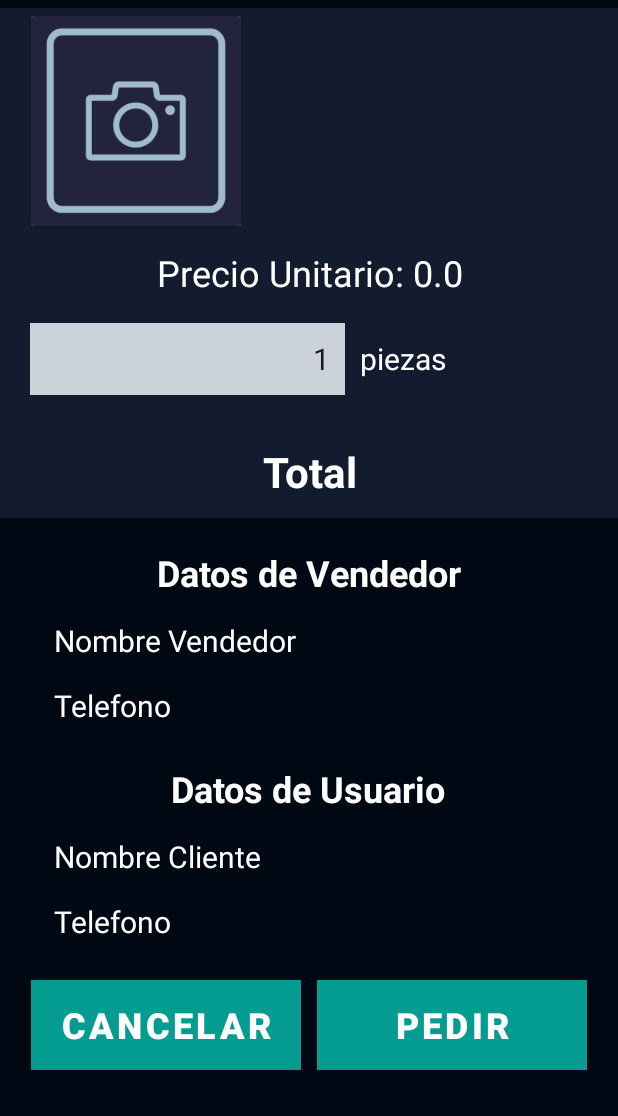
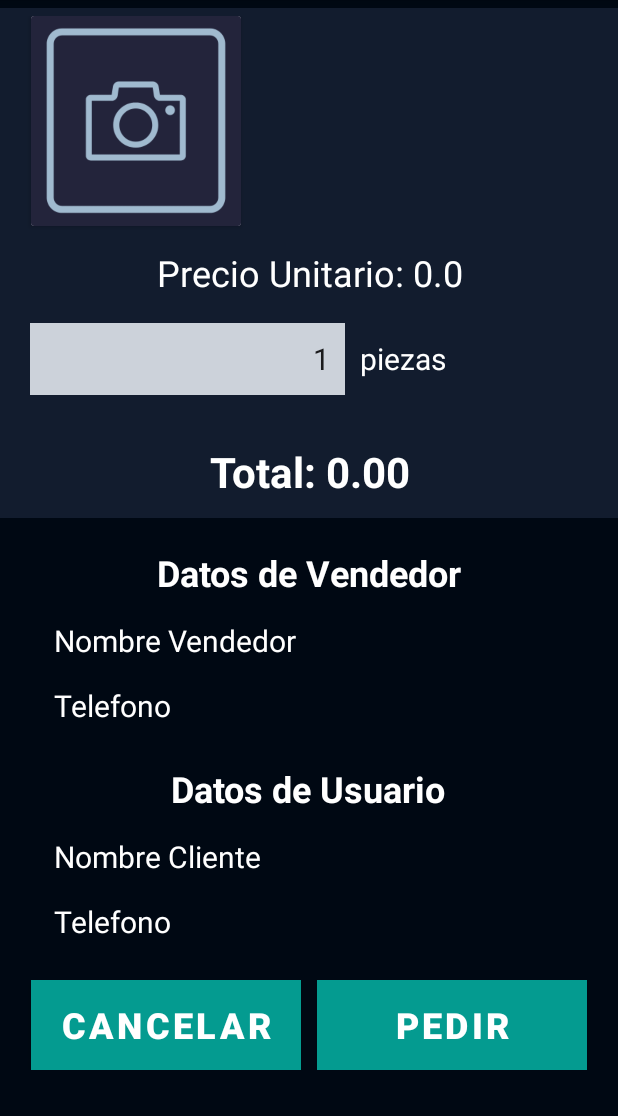
Before and after one commit to Drach23/UNIverse, an Android app: the MakeOrderActivity screen opened directly, with no data from a screen before it, on a phone screen of 412 x 824 dp, the part 120-1236 px from its top. Run offline under Robolectric (Android 15) with nearby library versions, the phone set to English and light mode, and no system bars; our stand-ins replace Firebase (no records; nobody signed in at launch, a user with empty details on screens opened directly), Picasso; 3 statements that could not run were skipped.

Commit message:
Actualizando datos de los Pedidos para recibir UID

```diff
--- a/app/src/main/java/com/unitech/universe/MakeOrderActivity.kt
+++ b/app/src/main/java/com/unitech/universe/MakeOrderActivity.kt
@@ -3,6 +3,8 @@ package com.unitech.universe
 import android.content.Intent
 import androidx.appcompat.app.AppCompatActivity
 import android.os.Bundle
+import android.text.Editable
+import android.text.TextWatcher
 import android.widget.Button
 import android.widget.EditText
 import android.widget.ImageButton
@@ -30,6 +32,7 @@ class MakeOrderActivity : AppCompatActivity() {
     private lateinit var orderTelComprador: TextView
     private lateinit var orderCancel: Button
     private lateinit var orderPedir: Button
+    private lateinit var cantidadEditText: EditText
 
 
     override fun onCreate(savedInstanceState: Bundle?) {
@@ -74,6 +77,7 @@ class MakeOrderActivity : AppCompatActivity() {
         orderTelComprador = findViewById(R.id.order_tel_comprador)
         orderCancel = findViewById(R.id.order_cancel)
         orderPedir = findViewById(R.id.order_pedir)
+        cantidadEditText = findViewById(R.id.order_cant_product)
 
         // Llamar a showPublicacionDetails() después de inicializar las vistas
         showPublicacionDetails()
@@ -104,7 +108,40 @@ class MakeOrderActivity : AppCompatActivity() {
         orderTitle.text = titulo
         orderDescProduct.text = descripcion
         orderCost.text = "Precio Unitario: $costo" // Formatea como desees
-        // Muestra otros datos según sea necesario
+        val cantidadText = cantidadEditText.text.toString()
+        val cantidad = if (cantidadText.isNotEmpty()) cantidadText.toInt() else 0
+
+        // Calcular el total
+        val total = cantidad * costo
+
+        // Actualizar el TextView con el total
+        orderTotal.text = "Total: %.2f".format(total)
+        // Configura el TextWatcher para el EditText
+        cantidadEditText.addTextChangedListener(object : TextWatcher {
+            override fun afterTextChanged(s: Editable?) {
+                updateTotal(costo)
+            }
+
+            override fun beforeTextChanged(s: CharSequence?, start: Int, count: Int, after: Int) {
+                // No necesitamos hacer nada aquí
+            }
+
+            override fun onTextChanged(s: CharSequence?, start: Int, before: Int, count: Int) {
+                // No necesitamos hacer nada aquí
+            }
+        })
+    }
+
+    private fun updateTotal(costo: Float) {
+        // Obtener la cantidad ingresada
+        val cantidadText = cantidadEditText.text.toString()
+        val cantidad = if (cantidadText.isNotEmpty()) cantidadText.toInt() else 0
+
+        // Calcular el total
+        val total = cantidad * costo
+
+        // Actualizar el TextView con el total
+        orderTotal.text = "Total: %.2f".format(total)
     }
 
     private fun showUserNameActive() {
@@ -166,21 +203,26 @@ class MakeOrderActivity : AppCompatActivity() {
 
     private fun setOrder(){
         // Obtener los datos del pedido
+        val userId = auth.currentUser?.uid
+        val userVendedor = intent.getStringExtra("usuarioId")
         val titulo = orderTitle.text.toString()
         val costo = orderCost.text.toString().substringAfter(":").trim().toFloat()
         val cantidad = orderCantProduct.text.toString().toInt()
         val comprador = orderNameComprador.text.toString() // Obtener el nombre del comprador
         val telComprador = orderTelComprador.text.toString() // Obtener el teléfono del comprador
         val productUid = intent.getStringExtra("uid")
+        val state = "Pendiente de revisar"
 
         // Crear un mapa con los datos del pedido
         val pedido = hashMapOf(
+            "compradorId" to userId,
+            "vendedorId" to userVendedor,
             "titulo" to titulo,
             "costo" to costo,
             "cantidad" to cantidad,
             "comprador" to comprador,
-            "telComprador" to telComprador
-            // Puedes agregar más campos del pedido aquí si es necesario
+            "telComprador" to telComprador,
+            "state" to state
         )
 
         // Agregar el pedido a la colección "pedidos" en Firestore
--- a/app/src/main/res/layout/activity_make_order.xml
+++ b/app/src/main/res/layout/activity_make_order.xml
@@ -112,7 +112,7 @@
             android:id="@+id/order_total"
             android:layout_width="match_parent"
             android:layout_height="50dp"
-            android:text="Total"
+            android:text="Total:"
             android:textStyle="bold"
             android:textColor="@color/white"
             android:textSize="28sp"
```
